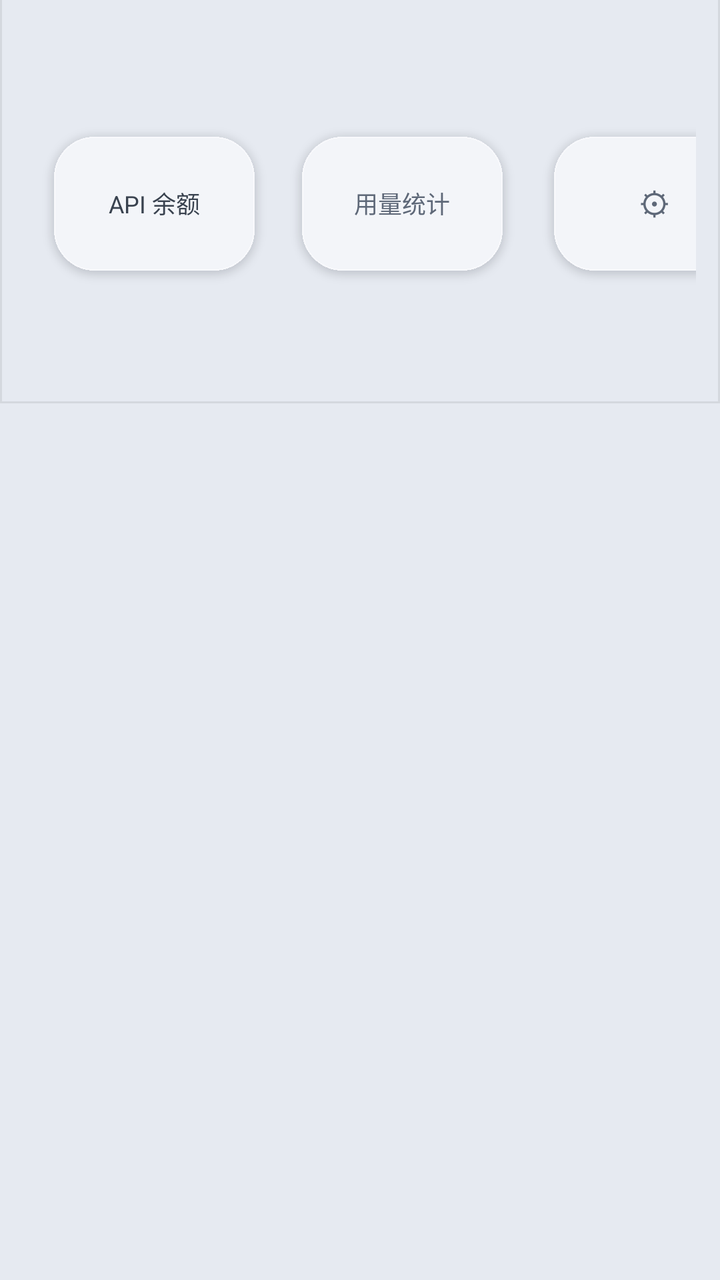
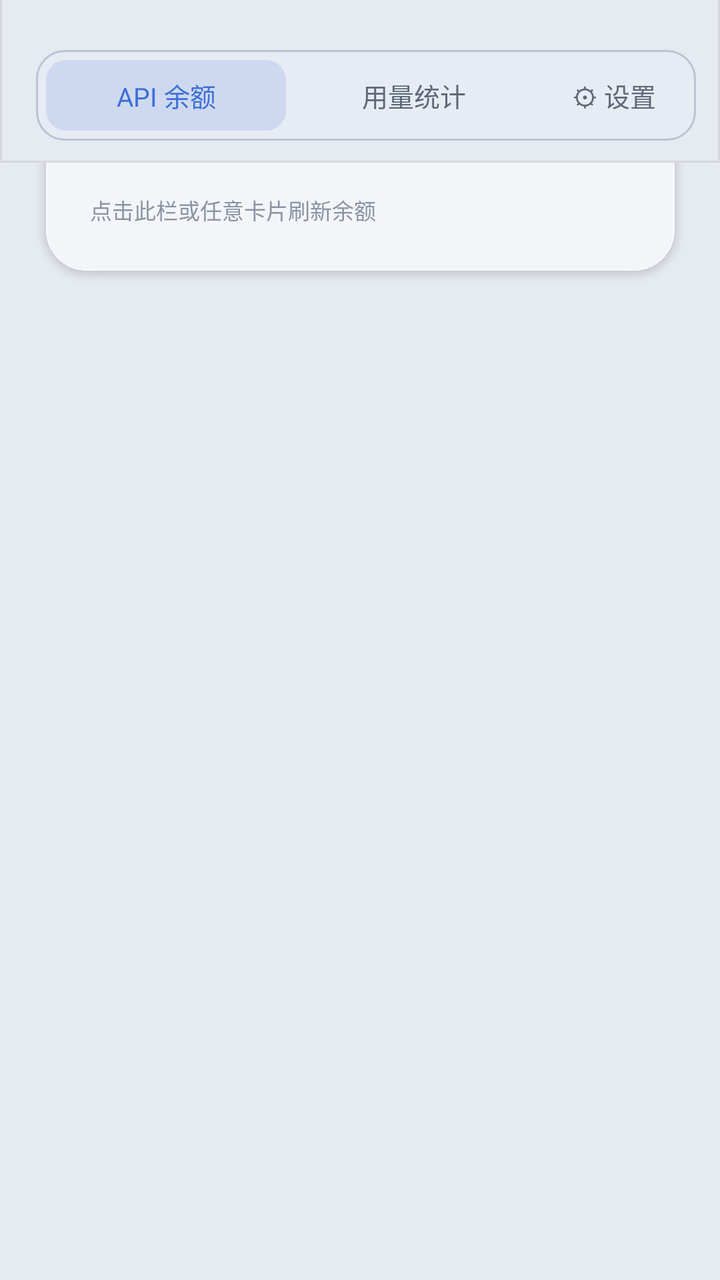

An Android layout rendered at two revisions. The XML below is the earlier revision; the diff shows what the commit changed to produce the second picture.
<!-- AndroidManifest.xml: application theme AppTheme -->
<!-- res/layout/activity_main.xml -->
<?xml version="1.0" encoding="utf-8"?>
<FrameLayout xmlns:android="http://schemas.android.com/apk/res/android"
    android:id="@+id/main_root"
    android:layout_width="match_parent"
    android:layout_height="match_parent"
    android:background="@color/bg">

    <ScrollView
        android:id="@+id/main_scroll"
        android:layout_width="match_parent"
        android:layout_height="match_parent"
        android:clipToPadding="false"
        android:paddingLeft="14dp"
        android:paddingRight="14dp"
        android:paddingBottom="20dp"
        android:scrollbars="none"
        android:overScrollMode="never">

        <LinearLayout
            android:layout_width="match_parent"
            android:layout_height="wrap_content"
            android:orientation="vertical">

            
            <LinearLayout
                android:id="@+id/total_card"
                android:layout_width="match_parent"
                android:layout_height="wrap_content"
                android:orientation="vertical"
                android:background="@drawable/total_bg"
                android:padding="31dp"
                android:layout_marginBottom="13dp">

                <TextView
                    android:layout_width="match_parent"
                    android:layout_height="wrap_content"
                    android:text="@string/main_total_label"
                    android:textColor="@color/tx2"
                    android:textSize="12sp" />

                <TextView
                    android:id="@+id/t_total"
                    android:layout_width="match_parent"
                    android:layout_height="wrap_content"
                    android:layout_marginTop="2dp"
                    android:text="—"
                    android:textColor="@color/tx"
                    android:textSize="32sp"
                    android:textStyle="bold" />

                <TextView
                    android:id="@+id/t_sub"
                    android:layout_width="match_parent"
                    android:layout_height="wrap_content"
                    android:layout_marginTop="3dp"
                    android:text="@string/tap_refresh"
                    android:textColor="@color/tx3"
                    android:textSize="11sp" />
            </LinearLayout>

            
            <LinearLayout
                android:id="@+id/cards"
                android:layout_width="match_parent"
                android:layout_height="wrap_content"
                android:orientation="vertical" />

            
            <LinearLayout
                android:id="@+id/stats_container"
                android:layout_width="match_parent"
                android:layout_height="wrap_content"
                android:orientation="vertical"
                android:visibility="gone">

                
                <FrameLayout
                    android:layout_width="match_parent"
                    android:layout_height="wrap_content">

                    <com.minis.balancewidget.UsageChartView
                        android:id="@+id/usage_chart"
                        android:layout_width="match_parent"
                        android:layout_height="250dp"
                        android:background="@drawable/card_bg"
                        android:padding="10dp" />

                    <TextView android:id="@+id/range_pick" android:layout_width="wrap_content"
                        android:layout_height="wrap_content"
                        android:layout_gravity="bottom|right"
                        android:layout_marginRight="6dp"
                        android:layout_marginBottom="10dp"
                        android:gravity="center"
                        android:background="@drawable/card_btn" android:paddingLeft="12dp" android:paddingRight="12dp"
                        android:paddingTop="4dp" android:paddingBottom="4dp"
                        android:text="近 7 天 ▽" android:textColor="@color/tx" android:textSize="11sp" />
                </FrameLayout>

                
                <LinearLayout
                    android:id="@+id/stats_platforms"
                    android:layout_width="match_parent"
                    android:layout_height="wrap_content"
                    android:orientation="vertical"
                    android:layout_marginTop="6dp" />

                
                <View
                    android:layout_width="match_parent"
                    android:layout_height="1dp"
                    android:layout_marginTop="12dp"
                    android:layout_marginBottom="4dp"
                    android:background="@color/neu_dark" />

                
                <TextView
                    android:id="@+id/stats_range_label"
                    android:layout_width="match_parent"
                    android:layout_height="wrap_content"
                    android:layout_marginTop="10dp"
                    android:text="近 7 日"
                    android:textColor="@color/tx"
                    android:textSize="15sp"
                    android:textStyle="bold" />

                
                <LinearLayout
                    android:id="@+id/stats_detail"
                    android:layout_width="match_parent"
                    android:layout_height="wrap_content"
                    android:orientation="vertical" />

                <TextView
                    android:id="@+id/btn_fix_recharge"
                    android:layout_width="wrap_content"
                    android:layout_height="wrap_content"
                    android:layout_gravity="right"
                    android:layout_marginTop="10dp"
                    android:background="@drawable/card_bg"
                    android:paddingLeft="16dp"
                    android:paddingRight="16dp"
                    android:paddingTop="9dp"
                    android:paddingBottom="9dp"
                    android:text="修正充值"
                    android:textColor="@color/tx"
                    android:textSize="12sp" />

                
                <TextView
                    android:id="@+id/stats_totals"
                    android:layout_width="match_parent"
                    android:layout_height="wrap_content"
                    android:layout_marginTop="12dp"
                    android:textColor="@color/tx"
                    android:textSize="15sp"
                    android:textStyle="bold" />

                
                <TextView android:id="@+id/stats_clean" android:layout_width="wrap_content"
                    android:layout_height="wrap_content" android:layout_gravity="right"
                    android:layout_marginTop="12dp"
                    android:layout_marginBottom="28dp" android:gravity="center"
                    android:background="@drawable/card_bg" android:paddingLeft="18dp" android:paddingRight="18dp"
                    android:paddingTop="10dp" android:paddingBottom="10dp"
                    android:text="清理数据" android:textColor="@color/danger" android:textSize="13sp" />
            </LinearLayout>
        </LinearLayout>
    </ScrollView>

    
    <LinearLayout
        android:id="@+id/app_header"
        android:layout_width="match_parent"
        android:layout_height="wrap_content"
        android:layout_gravity="top"
        android:orientation="horizontal"
        android:gravity="center_vertical"
        android:background="@drawable/header_bg"
        android:paddingLeft="18dp"
        android:paddingRight="12dp"
        android:paddingTop="12dp"
        android:paddingBottom="10dp">

        <TextView
            android:layout_width="0dp"
            android:layout_height="wrap_content"
            android:layout_weight="1"
            android:text="@string/main_title"
            android:textColor="@color/tx"
            android:textSize="17sp"
            android:textStyle="bold" />

        
        <TextView
            android:id="@+id/tab_api"
            android:layout_width="wrap_content"
            android:layout_height="wrap_content"
            android:background="@drawable/card_bg"
            android:gravity="center"
            android:paddingLeft="14dp"
            android:paddingRight="14dp"
            android:paddingTop="8dp"
            android:paddingBottom="8dp"
            android:text="API 余额"
            android:textColor="@color/tx"
            android:textSize="12sp" />

        <TextView
            android:id="@+id/tab_stats"
            android:layout_width="wrap_content"
            android:layout_height="wrap_content"
            android:layout_marginLeft="6dp"
            android:background="@drawable/card_bg"
            android:gravity="center"
            android:paddingLeft="14dp"
            android:paddingRight="14dp"
            android:paddingTop="8dp"
            android:paddingBottom="8dp"
            android:text="用量统计"
            android:textColor="@color/tx2"
            android:textSize="12sp" />

        
        <TextView
            android:id="@+id/btn_settings"
            android:layout_width="wrap_content"
            android:layout_height="wrap_content"
            android:layout_marginLeft="8dp"
            android:background="@drawable/card_bg"
            android:gravity="center"
            android:paddingLeft="12dp"
            android:paddingRight="12dp"
            android:paddingTop="8dp"
            android:paddingBottom="8dp"
            android:text="⚙"
            android:textColor="@color/tx2"
            android:textSize="16sp" />
    </LinearLayout>
</FrameLayout>
<!-- resources referenced by this layout -->
<resources>
  <color name="bg">#E6EAF1</color>
  <color name="danger">#C93B3B</color>
  <color name="neu_dark">#BAC4D4</color>
  <color name="tx">#39424F</color>
  <color name="tx2">#5E6878</color>
  <color name="tx3">#8A94A3</color>
  <!-- drawable card_bg: png bitmap (drawable-night-nodpi, 5368 bytes) -->
  <!-- drawable card_btn (drawable) -->
  <?xml version="1.0" encoding="utf-8"?>
  <shape xmlns:android="http://schemas.android.com/apk/res/android"
      android:shape="rectangle">
      <corners android:radius="16dp" />
      <solid android:color="@color/neu_surface" />
  </shape>
  <!-- drawable header_bg (drawable) -->
  <?xml version="1.0" encoding="utf-8"?>
  <layer-list xmlns:android="http://schemas.android.com/apk/res/android">
      <item>
          <shape android:shape="rectangle">
              <solid android:color="@color/bg" />
          </shape>
      </item>
      <item android:top="-1dp">
          <shape android:shape="rectangle">
              <solid android:color="@android:color/transparent" />
              <stroke android:width="1dp" android:color="@color/header_line" />
          </shape>
      </item>
  </layer-list>
  <!-- drawable total_bg: png bitmap (drawable-night-nodpi, 5127 bytes) -->
  <string name="main_title">API 管理助手</string>
  <string name="main_total_label">总资产（折合人民币）</string>
  <string name="tap_refresh">点击此栏或任意卡片刷新余额</string>
  <style name="AppTheme" parent="@android:style/Theme.DeviceDefault.Light.NoActionBar">
          <item name="android:windowBackground">@color/bg</item>
          <item name="android:colorBackground">@color/bg</item>
          <item name="android:fitsSystemWindows">false</item>
          <item name="android:textColorPrimary">@color/tx</item>
          <item name="android:textColorSecondary">@color/tx2</item>
      </style>
  <color name="neu_surface">#E7ECF4</color>
  <color name="header_line">#14000000</color>
</resources>

<!-- the commit's change to res/layout/activity_main.xml (unified diff, before → after) -->
@@ -74,27 +74,26 @@
                 android:visibility="gone">
 
                 
-                <FrameLayout
-                    android:layout_width="match_parent"
-                    android:layout_height="wrap_content">
-
-                    <com.minis.balancewidget.UsageChartView
-                        android:id="@+id/usage_chart"
-                        android:layout_width="match_parent"
-                        android:layout_height="250dp"
-                        android:background="@drawable/card_bg"
-                        android:padding="10dp" />
-
+                <com.minis.balancewidget.UsageChartView
+                    android:id="@+id/usage_chart"
+                    android:layout_width="match_parent"
+                    android:layout_height="250dp"
+                    android:background="@drawable/card_bg"
+                    android:padding="18dp" />
+
+                
+                <LinearLayout
+                    android:layout_width="match_parent"
+                    android:layout_height="wrap_content"
+                    android:orientation="horizontal"
+                    android:gravity="right"
+                    android:layout_marginTop="6dp">
                     <TextView android:id="@+id/range_pick" android:layout_width="wrap_content"
-                        android:layout_height="wrap_content"
-                        android:layout_gravity="bottom|right"
-                        android:layout_marginRight="6dp"
-                        android:layout_marginBottom="10dp"
-                        android:gravity="center"
-                        android:background="@drawable/card_btn" android:paddingLeft="12dp" android:paddingRight="12dp"
-                        android:paddingTop="4dp" android:paddingBottom="4dp"
-                        android:text="近 7 天 ▽" android:textColor="@color/tx" android:textSize="11sp" />
-                </FrameLayout>
+                        android:layout_height="wrap_content" android:gravity="center"
+                        android:background="@drawable/mini_btn" android:paddingLeft="8dp" android:paddingRight="8dp"
+                        android:paddingTop="2dp" android:paddingBottom="2dp"
+                        android:text="近 7 天 ▽" android:textColor="@color/tx" android:textSize="10sp" />
+                </LinearLayout>
 
                 
                 <LinearLayout
@@ -134,16 +133,16 @@
                     android:id="@+id/btn_fix_recharge"
                     android:layout_width="wrap_content"
                     android:layout_height="wrap_content"
-                    android:layout_gravity="right"
-                    android:layout_marginTop="10dp"
-                    android:background="@drawable/card_bg"
-                    android:paddingLeft="16dp"
-                    android:paddingRight="16dp"
-                    android:paddingTop="9dp"
-                    android:paddingBottom="9dp"
+                    android:layout_gravity="center_horizontal"
+                    android:layout_marginTop="8dp"
+                    android:background="@drawable/mini_btn"
+                    android:paddingLeft="10dp"
+                    android:paddingRight="10dp"
+                    android:paddingTop="3dp"
+                    android:paddingBottom="3dp"
                     android:text="修正充值"
                     android:textColor="@color/tx"
-                    android:textSize="12sp" />
+                    android:textSize="10sp" />
 
                 
                 <TextView
@@ -160,9 +159,9 @@
                     android:layout_height="wrap_content" android:layout_gravity="right"
                     android:layout_marginTop="12dp"
                     android:layout_marginBottom="28dp" android:gravity="center"
-                    android:background="@drawable/card_bg" android:paddingLeft="18dp" android:paddingRight="18dp"
-                    android:paddingTop="10dp" android:paddingBottom="10dp"
-                    android:text="清理数据" android:textColor="@color/danger" android:textSize="13sp" />
+                    android:background="@drawable/mini_btn" android:paddingLeft="10dp" android:paddingRight="10dp"
+                    android:paddingTop="3dp" android:paddingBottom="3dp"
+                    android:text="清理数据" android:textColor="@color/danger" android:textSize="10sp" />
             </LinearLayout>
         </LinearLayout>
     </ScrollView>
@@ -181,59 +180,56 @@
         android:paddingTop="12dp"
         android:paddingBottom="10dp">
 
-        <TextView
-            android:layout_width="0dp"
+        
+        <LinearLayout
+            android:id="@+id/seg_container"
+            android:layout_width="match_parent"
             android:layout_height="wrap_content"
-            android:layout_weight="1"
-            android:text="@string/main_title"
-            android:textColor="@color/tx"
-            android:textSize="17sp"
-            android:textStyle="bold" />
-
-        
-        <TextView
-            android:id="@+id/tab_api"
-            android:layout_width="wrap_content"
-            android:layout_height="wrap_content"
-            android:background="@drawable/card_bg"
-            android:gravity="center"
-            android:paddingLeft="14dp"
-            android:paddingRight="14dp"
-            android:paddingTop="8dp"
-            android:paddingBottom="8dp"
-            android:text="API 余额"
-            android:textColor="@color/tx"
-            android:textSize="12sp" />
-
-        <TextView
-            android:id="@+id/tab_stats"
-            android:layout_width="wrap_content"
-            android:layout_height="wrap_content"
-            android:layout_marginLeft="6dp"
-            android:background="@drawable/card_bg"
-            android:gravity="center"
-            android:paddingLeft="14dp"
-            android:paddingRight="14dp"
-            android:paddingTop="8dp"
-            android:paddingBottom="8dp"
-            android:text="用量统计"
-            android:textColor="@color/tx2"
-            android:textSize="12sp" />
-
-        
-        <TextView
-            android:id="@+id/btn_settings"
-            android:layout_width="wrap_content"
-            android:layout_height="wrap_content"
-            android:layout_marginLeft="8dp"
-            android:background="@drawable/card_bg"
-            android:gravity="center"
-            android:paddingLeft="12dp"
-            android:paddingRight="12dp"
-            android:paddingTop="8dp"
-            android:paddingBottom="8dp"
-            android:text="⚙"
-            android:textColor="@color/tx2"
-            android:textSize="16sp" />
+            android:orientation="horizontal"
+            android:gravity="center_vertical"
+            android:background="@drawable/seg_bg"
+            android:padding="5dp"
+            android:layout_marginTop="10dp"
+            android:layout_marginBottom="4dp">
+
+            <TextView
+                android:id="@+id/tab_api"
+                android:layout_width="0dp"
+                android:layout_height="wrap_content"
+                android:layout_weight="1"
+                android:background="@drawable/seg_sel"
+                android:gravity="center"
+                android:paddingTop="8dp"
+                android:paddingBottom="8dp"
+                android:text="API 余额"
+                android:textColor="@color/accent"
+                android:textSize="13sp" />
+
+            <TextView
+                android:id="@+id/tab_stats"
+                android:layout_width="0dp"
+                android:layout_height="wrap_content"
+                android:layout_weight="1"
+                android:layout_marginLeft="4dp"
+                android:gravity="center"
+                android:paddingTop="8dp"
+                android:paddingBottom="8dp"
+                android:text="用量统计"
+                android:textColor="@color/tx2"
+                android:textSize="13sp" />
+
+            <TextView
+                android:id="@+id/btn_settings"
+                android:layout_width="0dp"
+                android:layout_height="wrap_content"
+                android:layout_weight="0.6"
+                android:layout_marginLeft="4dp"
+                android:gravity="center"
+                android:paddingTop="8dp"
+                android:paddingBottom="8dp"
+                android:text="⚙ 设置"
+                android:textColor="@color/tx2"
+                android:textSize="13sp" />
+        </LinearLayout>
     </LinearLayout>
 </FrameLayout>
<!-- resource entries referenced after the edit -->
@@ -1,5 +1,6 @@
 <!-- resources referenced by this layout -->
 <resources>
+  <color name="accent">#3D6FD6</color>
   <color name="bg">#E6EAF1</color>
   <color name="danger">#C93B3B</color>
   <color name="neu_dark">#BAC4D4</color>
@@ -7,13 +8,6 @@
   <color name="tx2">#5E6878</color>
   <color name="tx3">#8A94A3</color>
   <!-- drawable card_bg: png bitmap (drawable-night-nodpi, 5368 bytes) -->
-  <!-- drawable card_btn (drawable) -->
-  <?xml version="1.0" encoding="utf-8"?>
-  <shape xmlns:android="http://schemas.android.com/apk/res/android"
-      android:shape="rectangle">
-      <corners android:radius="16dp" />
-      <solid android:color="@color/neu_surface" />
-  </shape>
   <!-- drawable header_bg (drawable) -->
   <?xml version="1.0" encoding="utf-8"?>
   <layer-list xmlns:android="http://schemas.android.com/apk/res/android">
@@ -29,8 +23,29 @@
           </shape>
       </item>
   </layer-list>
+  <!-- drawable mini_btn (drawable) -->
+  <?xml version="1.0" encoding="utf-8"?>
+  <shape xmlns:android="http://schemas.android.com/apk/res/android"
+      android:shape="rectangle">
+      <corners android:radius="10dp" />
+      <solid android:color="@color/neu_surface" />
+  </shape>
+  <!-- drawable seg_bg (drawable) -->
+  <?xml version="1.0" encoding="utf-8"?>
+  <shape xmlns:android="http://schemas.android.com/apk/res/android"
+      android:shape="rectangle">
+      <corners android:radius="14dp" />
+      <solid android:color="@color/neu_surface" />
+      <stroke android:width="1dp" android:color="@color/neu_dark" />
+  </shape>
+  <!-- drawable seg_sel (drawable) -->
+  <?xml version="1.0" encoding="utf-8"?>
+  <shape xmlns:android="http://schemas.android.com/apk/res/android"
+      android:shape="rectangle">
+      <corners android:radius="10dp" />
+      <solid android:color="#263D6FD6" />
+  </shape>
   <!-- drawable total_bg: png bitmap (drawable-night-nodpi, 5127 bytes) -->
-  <string name="main_title">API 管理助手</string>
   <string name="main_total_label">总资产（折合人民币）</string>
   <string name="tap_refresh">点击此栏或任意卡片刷新余额</string>
   <style name="AppTheme" parent="@android:style/Theme.DeviceDefault.Light.NoActionBar">
